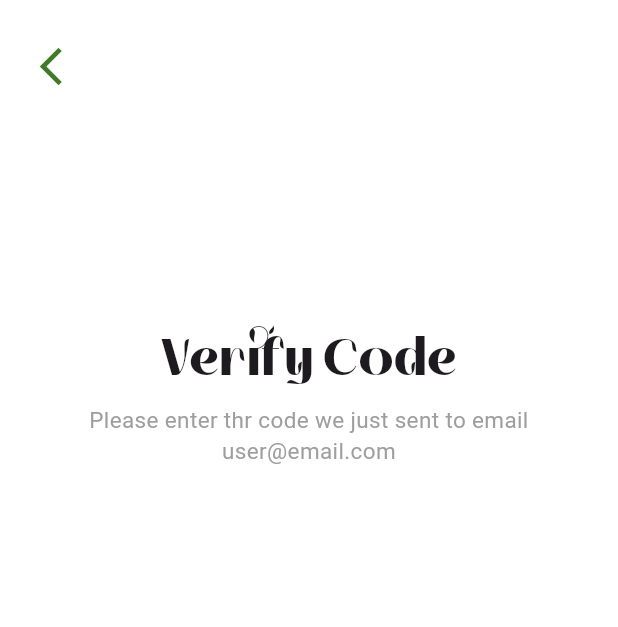
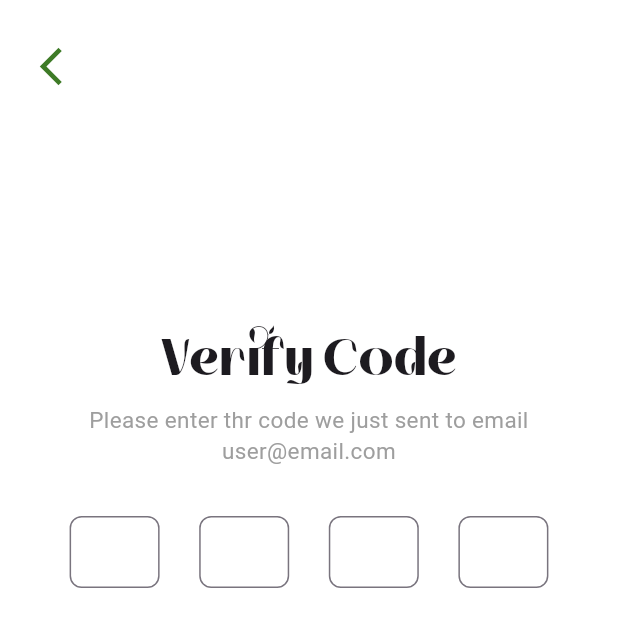
Before and after one commit to EsAm1973/Mazraaty, a Flutter app: the screen it shows after launch, on a phone screen of 412 x 824 dp. Shown: the top 627 px of the screen. Run offline on Flutter 3.47's test engine with Material 3 defaults, Android fonts, the phone set to English and light mode, and no system bars; our stand-ins replace font_awesome_flutter, go_router, google_fonts, image_picker; Roboto replaces fonts that are missing (Inder).

Commit message:
make the otp box in the verify code

```diff
--- a/lib/Features/authentication/presentation/views/widgets/verify_code_view_body.dart
+++ b/lib/Features/authentication/presentation/views/widgets/verify_code_view_body.dart
@@ -1,11 +1,66 @@
 import 'package:flutter/material.dart';
 import 'package:go_router/go_router.dart';
 import 'package:mazraaty/Features/authentication/presentation/views/widgets/verifycode_backbutton.dart';
+import 'package:mazraaty/Features/authentication/presentation/views/widgets/verifycode_otpbox.dart';
 import 'package:mazraaty/Features/authentication/presentation/views/widgets/verifycode_title.dart';
-import 'package:mazraaty/constants.dart';
 
-class VerifyCodeViewBody extends StatelessWidget {
+class VerifyCodeViewBody extends StatefulWidget {
   const VerifyCodeViewBody({super.key});
+
+  @override
+  State<VerifyCodeViewBody> createState() => _VerifyCodeViewBodyState();
+}
+
+class _VerifyCodeViewBodyState extends State<VerifyCodeViewBody> {
+  // Controllers for each OTP digit
+  final TextEditingController _digit1Controller = TextEditingController();
+  final TextEditingController _digit2Controller = TextEditingController();
+  final TextEditingController _digit3Controller = TextEditingController();
+  final TextEditingController _digit4Controller = TextEditingController();
+
+  // Focus nodes for each field
+  final FocusNode _digit1Focus = FocusNode();
+  final FocusNode _digit2Focus = FocusNode();
+  final FocusNode _digit3Focus = FocusNode();
+  final FocusNode _digit4Focus = FocusNode();
+
+  @override
+  void dispose() {
+    _digit1Controller.dispose();
+    _digit2Controller.dispose();
+    _digit3Controller.dispose();
+    _digit4Controller.dispose();
+    _digit1Focus.dispose();
+    _digit2Focus.dispose();
+    _digit3Focus.dispose();
+    _digit4Focus.dispose();
+    super.dispose();
+  }
+
+  void _verifyOtp() {
+    final otp = _digit1Controller.text +
+        _digit2Controller.text +
+        _digit3Controller.text +
+        _digit4Controller.text;
+
+    // Replace this with your actual verification logic (API call, etc.)
+    debugPrint("Entered OTP: $otp");
+  }
+
+  /// Helper method to check if all 4 text fields are filled
+  bool _allFieldsFilled() {
+    return _digit1Controller.text.length == 1 &&
+        _digit2Controller.text.length == 1 &&
+        _digit3Controller.text.length == 1 &&
+        _digit4Controller.text.length == 1;
+  }
+
+  /// Callback when any of the 4 fields changes
+  void _onFieldChanged(String value) {
+    if (_allFieldsFilled()) {
+      _verifyOtp();
+    }
+  }
 
   @override
   Widget build(BuildContext context) {
@@ -18,14 +73,57 @@ class VerifyCodeViewBody extends StatelessWidget {
           const SizedBox(
             height: 110,
           ),
-          const Padding(
-            padding: EdgeInsets.symmetric(horizontal: 20, vertical: 20),
-            child: Column(children: [
-              VerifyCodeTitle(),
-            ]),
+          Padding(
+            padding: const EdgeInsets.symmetric(horizontal: 20, vertical: 20),
+            child: Column(
+              children: [
+                const VerifyCodeTitle(),
+                const SizedBox(
+                  height: 33,
+                ),
+                Row(
+                  mainAxisAlignment: MainAxisAlignment.spaceEvenly,
+                  children: [
+                    VerifyCodeOtpBox(
+                      controller: _digit1Controller,
+                      focusNode: _digit1Focus,
+                      nextFocusNode: _digit2Focus,
+                      onChanged: _onFieldChanged,
+                    ),
+                    VerifyCodeOtpBox(
+                      controller: _digit2Controller,
+                      focusNode: _digit2Focus,
+                      nextFocusNode: _digit3Focus,
+                      onChanged: _onFieldChanged,
+                    ),
+                    VerifyCodeOtpBox(
+                      controller: _digit3Controller,
+                      focusNode: _digit3Focus,
+                      nextFocusNode: _digit4Focus,
+                      onChanged: _onFieldChanged,
+                    ),
+                    VerifyCodeOtpBox(
+                      controller: _digit4Controller,
+                      focusNode: _digit4Focus,
+                      isLast: true,
+                      onChanged: _onFieldChanged,
+                    ),
+                  ],
+                )
+              ],
+            ),
           ),
         ],
       ),
     );
   }
 }
+
+class VerifyCodeResendCode extends StatelessWidget {
+  const VerifyCodeResendCode({super.key});
+
+  @override
+  Widget build(BuildContext context) {
+    return const Placeholder();
+  }
+}
```
